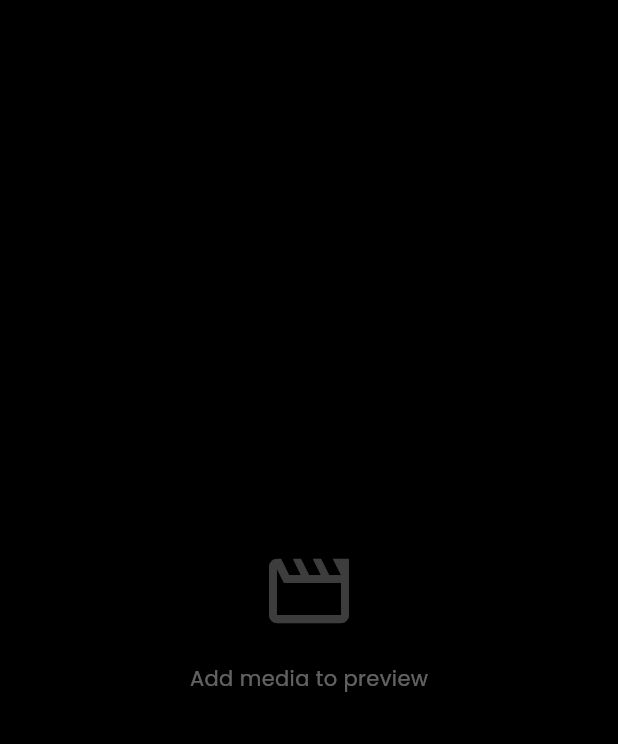
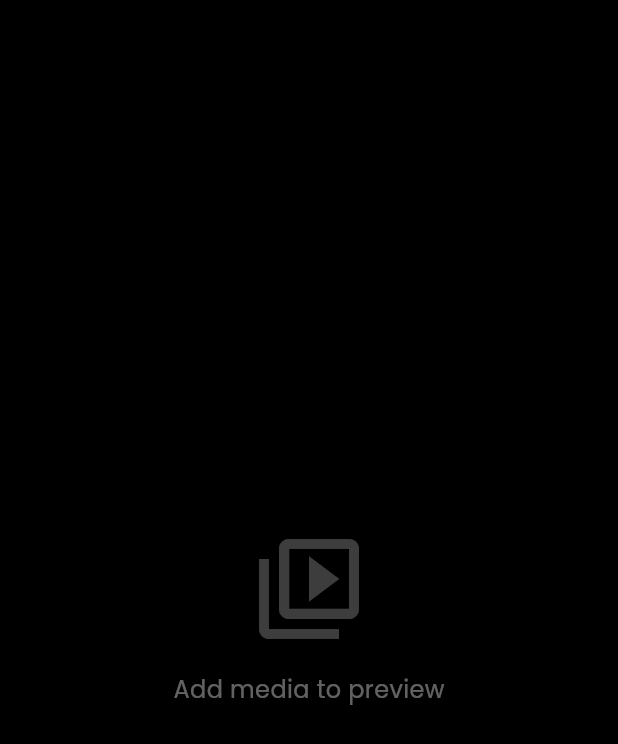
Before and after one commit to amkyawdev/editor, a Flutter app: the PreviewPlayer widget shown alone on an empty page, opened directly, on a phone screen of 412 x 824 dp. Shown: the top 744 px of the screen. Run offline on Flutter 3.47's test engine with Material 3 defaults, Android fonts, the phone set to English and light mode, and no system bars; our stand-ins replace equatable, flutter_bloc, google_fonts, hive, hive_flutter, image_picker and 1 more; accounts and stored records are empty.

Commit message:
fix: Improve preview player and toolbar UI
- Fix preview player layout
- Improve toolbar styling
- Clean up code

```diff
--- a/lib/presentation/widgets/preview_player.dart
+++ b/lib/presentation/widgets/preview_player.dart
@@ -34,22 +34,7 @@ class _PreviewPlayerState extends State<PreviewPlayer> {
 
   @override
   Widget build(BuildContext context) {
-    return BlocListener<EditorBloc, EditorState>(
-      listenWhen: (previous, current) =>
-          previous.playheadPosition != current.playheadPosition ||
-          previous.isPlaying != current.isPlaying,
-      listener: (context, state) {
-        if (_controller != null && _isInitialized) {
-          if (state.isPlaying) {
-            _controller!.play();
-            _controller!.seekTo(state.playheadPosition);
-          } else {
-            _controller!.pause();
-            _controller!.seekTo(state.playheadPosition);
-          }
-        }
-      },
-      child: BlocBuilder<EditorBloc, EditorState>(
+    return BlocBuilder<EditorBloc, EditorState>(
       builder: (context, state) {
         // Find the current layer at playhead position
         final currentLayer = state.project?.layers.where((layer) {
@@ -60,55 +45,43 @@ class _PreviewPlayerState extends State<PreviewPlayer> {
         return Container(
           color: Colors.black,
           child: Center(
-              child: currentLayer != null
-                  ? _buildVideoPreview(currentLayer.sourcePath, state)
+            child: currentLayer != null && currentLayer.sourcePath.isNotEmpty
+                ? _buildVideoPreview(context, currentLayer.sourcePath, state)
                 : _buildPlaceholder(),
           ),
         );
       },
-      ),
     );
   }
 
-  Widget _buildVideoPreview(String path, EditorState state) {
+  Widget _buildVideoPreview(BuildContext context, String path, EditorState state) {
     if (_controller?.dataSource != path) {
       _initializeVideo(path);
     }
 
     if (_isInitialized && _controller != null) {
-      // Adjust for layer start time
-      final currentLayer = state.project?.layers.where((layer) {
-        return state.playheadPosition >= layer.startTime &&
-            state.playheadPosition < layer.endTime;
-      }).firstOrNull;
-
-      if (currentLayer != null) {
-        final relativePosition = state.playheadPosition - currentLayer.startTime;
-        _controller!.seekTo(relativePosition);
-      }
-
       return AspectRatio(
         aspectRatio: _controller!.value.aspectRatio,
         child: VideoPlayer(_controller!),
       );
     }
 
-    return const CircularProgressIndicator();
+    return const CircularProgressIndicator(color: Colors.white);
   }
 
   Widget _buildPlaceholder() {
     return Column(
       mainAxisAlignment: MainAxisAlignment.center,
       children: [
-        Icon(
-          Icons.movie_outlined,
-          size: 64,
+        const Icon(
+          Icons.video_library_outlined,
+          size: 80,
           color: Colors.white24,
         ),
         const SizedBox(height: 16),
         Text(
           'Add media to preview',
-          style: TextStyle(color: Colors.white38),
+          style: TextStyle(color: Colors.white38, fontSize: 16),
         ),
       ],
     );
```
Lines whose indentation alone changed are shown as unchanged.
